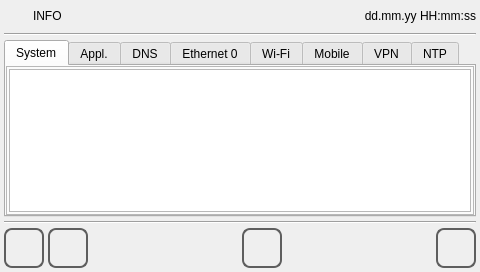
This is qt_library/ATCMsystem/info.ui in MECTsrl/mect_plugins as Qt 5 draws it before an edit. The edited form follows.
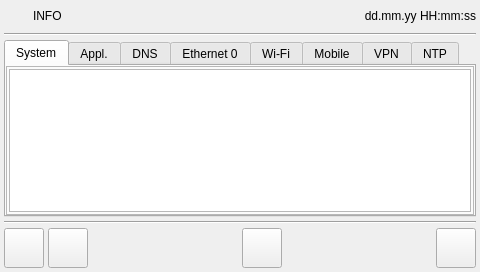
This is the edited form. Icons and pictures are not drawn.

Commit message: Feature #1270 Verifica interazione tra nuovo hmi.qss e pagine di libreria (info options)

```diff
--- a/qt_library/ATCMsystem/info.ui
+++ b/qt_library/ATCMsystem/info.ui
@@ -751,20 +751,7 @@
        <property name="styleSheet">
         <string notr="true">QPushButton
 {
-border: 2px solid  rgb(94, 94, 94);
-border-radius: 8px;
-qproperty-icon: url(:/libicons/img/Home.png);
-qproperty-iconSize: 24px 24px;
-qproperty-focusPolicy: NoFocus;
-}
-QPushButton:pressed
-{
-border: 2px solid  rgb(194, 194, 194);
-background-color:  rgb(255, 255, 127);
-}
-QPushButton:disabled
-{
-border: 2px solid  rgb(194, 194, 194);
+	qproperty-icon: url(:/libicons/img/Home.png);
 }
 </string>
        </property>
@@ -799,20 +786,7 @@
        <property name="styleSheet">
         <string notr="true">QPushButton
 {
-border: 2px solid  rgb(94, 94, 94);
-border-radius: 8px;
-qproperty-icon: url(:/libicons/img/Go_back.png);
-qproperty-iconSize: 24px 24px;
-qproperty-focusPolicy: NoFocus;
-}
-QPushButton:pressed
-{
-border: 2px solid  rgb(194, 194, 194);
-background-color:  rgb(255, 255, 127);
-}
-QPushButton:disabled
-{
-border: 2px solid  rgb(194, 194, 194);
+	qproperty-icon: url(:/libicons/img/Go_back.png);
 }
 </string>
        </property>
@@ -863,20 +837,7 @@
        <property name="styleSheet">
         <string notr="true">QPushButton
 {
-border: 2px solid  rgb(94, 94, 94);
-border-radius: 8px;
-qproperty-icon: url(:/libicons/img/Refresh.png);
-qproperty-iconSize: 24px 24px;
-qproperty-focusPolicy: NoFocus;
-}
-QPushButton:pressed
-{
-border: 2px solid  rgb(194, 194, 194);
-background-color:  rgb(255, 255, 127);
-}
-QPushButton:disabled
-{
-border: 2px solid  rgb(194, 194, 194);
+	qproperty-icon: url(:/libicons/img/Refresh.png);
 }
 </string>
        </property>
@@ -924,20 +885,7 @@
        <property name="styleSheet">
         <string notr="true">QPushButton
 {
-border: 2px solid  rgb(94, 94, 94);
-border-radius: 8px;
-qproperty-icon: url(:/libicons/img/Camera.png);
-qproperty-iconSize: 24px 24px;
-qproperty-focusPolicy: NoFocus;
-}
-QPushButton:pressed
-{
-border: 2px solid  rgb(194, 194, 194);
-background-color:  rgb(255, 255, 127);
-}
-QPushButton:disabled
-{
-border: 2px solid  rgb(194, 194, 194);
+	qproperty-icon: url(:/libicons/img/Camera.png);
 }
 </string>
        </property>
```
Left out of the diff: 17 changed lines with no effect on the pictures. The commit also changes 1 other file.
